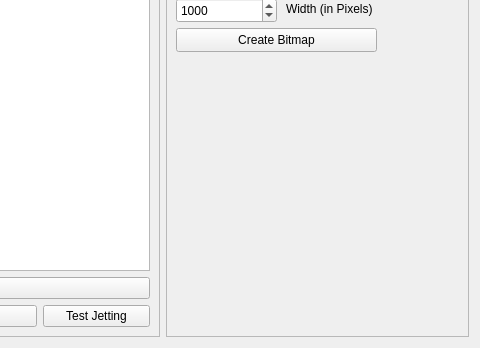
Old version of the form src/ui/mjprintheadwidget.ui in the repository BYUCreateResearchLab/CREATE_LAB_Binder_Jet_Printer; both pictures show x 408 to 888 and y 279 to 627 of the 888 by 627 pixel window.
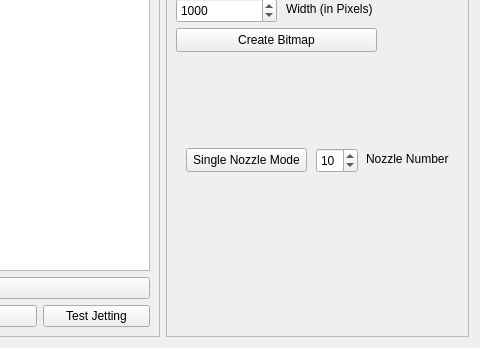
New version of the form.

Commit message: Add single nozzle button

```diff
--- a/src/ui/mjprintheadwidget.ui
+++ b/src/ui/mjprintheadwidget.ui
@@ -318,6 +318,51 @@
        <string>Create Bitmap</string>
       </property>
      </widget>
+     <widget class="QSpinBox" name="nozzleNumSpinBox">
+      <property name="geometry">
+       <rect>
+        <x>150</x>
+        <y>210</y>
+        <width>42</width>
+        <height>25</height>
+       </rect>
+      </property>
+      <property name="minimum">
+       <number>1</number>
+      </property>
+      <property name="maximum">
+       <number>128</number>
+      </property>
+      <property name="value">
+       <number>10</number>
+      </property>
+     </widget>
+     <widget class="QLabel" name="label_5">
+      <property name="geometry">
+       <rect>
+        <x>200</x>
+        <y>210</y>
+        <width>91</width>
+        <height>21</height>
+       </rect>
+      </property>
+      <property name="text">
+       <string>Nozzle Number</string>
+      </property>
+     </widget>
+     <widget class="QPushButton" name="singleNozzlePushButton">
+      <property name="geometry">
+       <rect>
+        <x>20</x>
+        <y>210</y>
+        <width>121</width>
+        <height>24</height>
+       </rect>
+      </property>
+      <property name="text">
+       <string>Single Nozzle Mode</string>
+      </property>
+     </widget>
     </widget>
    </item>
    <item row="5" column="1">
```
Left out of the diff: 26 changed lines with no effect on the pictures. The commit also changes 2 other files.
